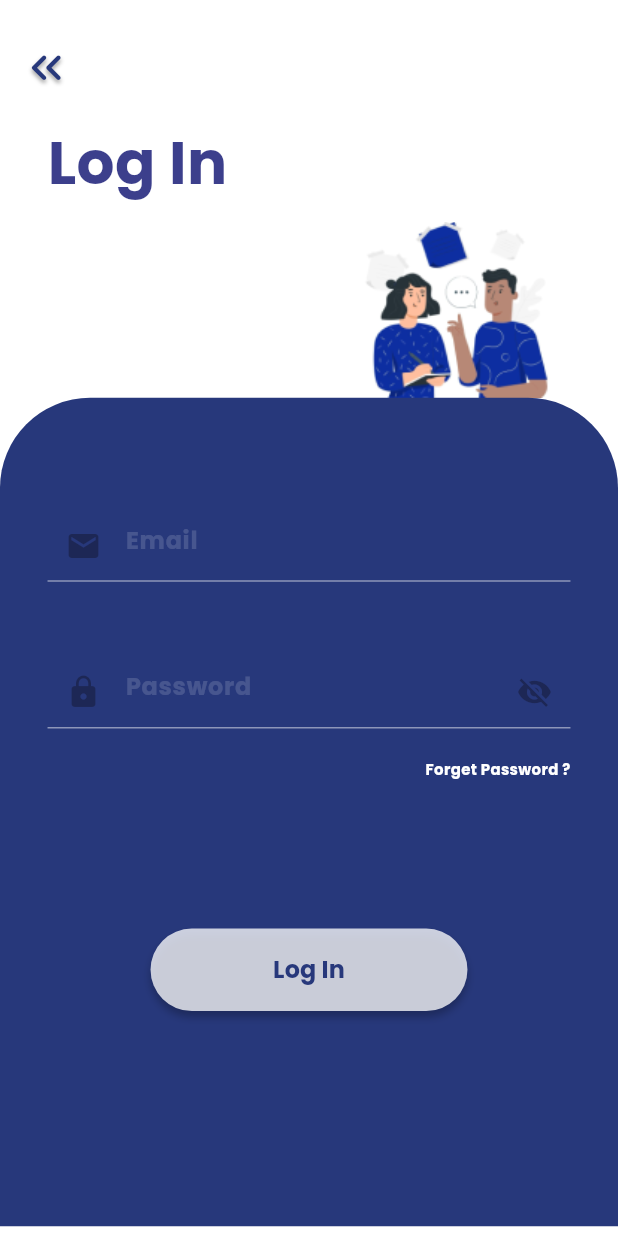
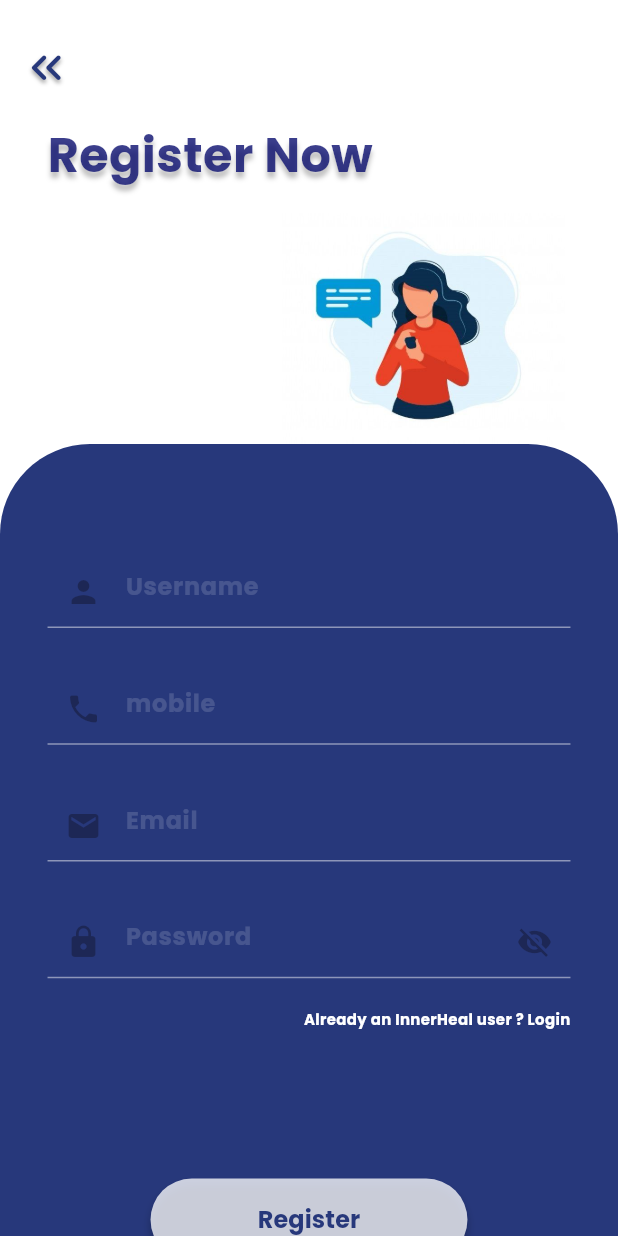
Before and after one commit to seifessam74/your_psychiatrist, a Flutter app: the screen it shows after launch, after a tap on "Skip Intro", on a phone screen of 412 x 824 dp. Run offline on Flutter 3.47's test engine with Material 3 defaults, Android fonts, the phone set to English and light mode, and no system bars; our stand-ins replace flutter_screenutil.

Commit message:
-added signup router -added some styles -added signup screen -added signup form widgets

```diff
--- /dev/null
+++ b/devtools_options.yaml
@@ -0,0 +1 @@
+extensions:
--- a/lib/core/routing/app_router.dart
+++ b/lib/core/routing/app_router.dart
@@ -2,6 +2,7 @@ import 'package:flutter/material.dart';
 import 'package:your_psychiatrist/core/routing/routes.dart';
 import 'package:your_psychiatrist/features/onboarding/onboarding_screen.dart';
 import '../../features/login/login_screen.dart';
+import '../../features/sign_up/ui/sign_up_screen.dart';
 
 class AppRouter {
   Route generateRoute(RouteSettings settings) {
@@ -14,6 +15,10 @@ class AppRouter {
         return MaterialPageRoute(
           builder: (_) => const LoginScreen(),
         );
+      case Routes.signUpScreen:
+        return MaterialPageRoute(
+          builder: (_) => const SignUpScreen(),
+        );
       default:
         return MaterialPageRoute(
           builder: (_) => Scaffold(
--- a/lib/core/routing/routes.dart
+++ b/lib/core/routing/routes.dart
@@ -1,4 +1,5 @@
 class Routes {
   static const String onBoardingScreen = '/onBoardingScreen';
   static const String loginScreen = '/loginScreen';
+  static const String signUpScreen = '/signUpScreen';
 }
--- a/lib/core/theming/styles.dart
+++ b/lib/core/theming/styles.dart
@@ -34,6 +34,26 @@ class TextStyles {
     fontSize: 40.sp,
     color: ColorsManager.blueMidNight,
     fontFamily: 'Poppins',
+    shadows: [
+      Shadow(
+        blurRadius: 4.0,
+        color: Color.fromRGBO(0, 0, 0, 0.25),
+        offset: Offset(0, 4),
+      ),
+    ],
+  );
+
+  static TextStyle font32BlueMidnightPoppins = TextStyle(
+    fontSize: 32.sp,
+    color: ColorsManager.blueMidNight,
+    fontFamily: 'Poppins',
+    shadows: [
+      Shadow(
+        blurRadius: 4.0,
+        color: Color.fromRGBO(0, 0, 0, 0.25),
+        offset: Offset(0, 4),
+      ),
+    ],
   );
 
   static TextStyle font16BlueMidnightPoppins = TextStyle(
--- a/lib/features/onboarding/onboarding_screen.dart
+++ b/lib/features/onboarding/onboarding_screen.dart
@@ -26,7 +26,7 @@ class OnboardingScreen extends StatelessWidget {
               right: 20.w,
               child: GestureDetector(
                 onTap: () {
-                  context.pushNamed(Routes.loginScreen);
+                  context.pushNamed(Routes.signUpScreen);
                 },
                 child: Text(
                   'Skip Intro',
--- /dev/null
+++ b/lib/features/sign_up/ui/sign_up_screen.dart
@@ -0,0 +1,33 @@
+import 'package:flutter/material.dart';
+import 'package:your_psychiatrist/core/helpers/spacing.dart';
+import 'package:your_psychiatrist/core/widgets/go_back_icon_button.dart';
+import 'package:your_psychiatrist/features/sign_up/ui/widgets/sign_up_form.dart';
+import 'package:your_psychiatrist/features/sign_up/ui/widgets/sign_up_text_and_image.dart';
+
+class SignUpScreen extends StatefulWidget {
+  const SignUpScreen({super.key});
+
+  @override
+  State<SignUpScreen> createState() => _SignUpScreenState();
+}
+
+class _SignUpScreenState extends State<SignUpScreen> {
+  @override
+  Widget build(BuildContext context) {
+    return Scaffold(
+      body: SafeArea(
+        child: SingleChildScrollView(
+          child: Column(
+            crossAxisAlignment: CrossAxisAlignment.start,
+            children: [
+              GoBackIconButton(),
+              verticalSpace(10),
+              SignUpTextAndImage(),
+              SignUpForm(),
+            ],
+          ),
+        ),
+      ),
+    );
+  }
+}
--- /dev/null
+++ b/lib/features/sign_up/ui/widgets/sign_up_form.dart
@@ -0,0 +1,119 @@
+import 'package:flutter/material.dart';
+import 'package:flutter_screenutil/flutter_screenutil.dart';
+import 'package:your_psychiatrist/core/helpers/spacing.dart';
+import 'package:your_psychiatrist/core/theming/colors.dart';
+import 'package:your_psychiatrist/core/theming/styles.dart';
+import 'package:your_psychiatrist/core/widgets/app_text_button.dart';
+import 'package:your_psychiatrist/core/widgets/app_text_form_field.dart';
+
+class SignUpForm extends StatefulWidget {
+  const SignUpForm({super.key});
+
+  @override
+  State<SignUpForm> createState() => _SignUpFormState();
+}
+
+class _SignUpFormState extends State<SignUpForm> {
+  final formKey = GlobalKey<FormState>();
+  bool isObscureText = true;
+
+  @override
+  Widget build(BuildContext context) {
+    return Container(
+      height: 655.h,
+      decoration: BoxDecoration(
+        color: ColorsManager.mainBlue,
+        borderRadius: BorderRadius.only(
+          topRight: Radius.circular(60),
+          topLeft: Radius.circular(60),
+        ),
+      ),
+      child: Column(
+        children: [
+          verticalSpace(25),
+          Form(
+            key: formKey,
+            child: Padding(
+              padding: EdgeInsets.symmetric(horizontal: 30.w),
+              child: Column(
+                children: [
+                  verticalSpace(50),
+                  AppTextFormField(
+                    inputTextStyle: TextStyles.font16WhitePoppins,
+                    hintText: 'Username',
+                    prefixIcon: Icon(
+                      Icons.person,
+                      color: ColorsManager.formIconsColor,
+                    ),
+                  ),
+                  verticalSpace(30),
+                  AppTextFormField(
+                    inputTextStyle: TextStyles.font16WhitePoppins,
+                    hintText: 'mobile ',
+                    prefixIcon: Icon(
+                      Icons.phone,
+                      color: ColorsManager.formIconsColor,
+                    ),
+                  ),
+                  verticalSpace(30),
+                  AppTextFormField(
+                    inputTextStyle: TextStyles.font16WhitePoppins,
+                    hintText: 'Email',
+                    prefixIcon: Icon(
+                      Icons.email,
+                      color: ColorsManager.formIconsColor,
+                    ),
+                  ),
+                  verticalSpace(30),
+                  AppTextFormField(
+                    inputTextStyle: TextStyles.font16WhitePoppins,
+                    isObscureText: isObscureText,
+                    suffixIcon: GestureDetector(
+                      onTap: () {
+                        setState(() {
+                          isObscureText = !isObscureText;
+                        });
+                      },
+                      child: Icon(
+                        isObscureText ? Icons.visibility_off : Icons.visibility,
+                        color: ColorsManager.formIconsColor,
+                      ),
+                    ),
+                    hintText: 'Password',
+                    prefixIcon: Icon(
+                      Icons.lock,
+                      color: ColorsManager.formIconsColor,
+                    ),
+                  ),
+                  verticalSpace(20),
+                  Align(
+                    alignment: AlignmentDirectional.centerEnd,
+                    child: GestureDetector(
+                      // I will add the router later
+                      onTap:
+                          () {}, // context.pushNamed(Routes.forgotPassword)  must add the forgetPassword router in the routes.dart first
+                      child: Text(
+                        'Already an InnerHeal user ? Login',
+                        style: TextStyles.font10WhitePoppins,
+                      ),
+                    ),
+                  ),
+                  verticalSpace(100),
+                  AppTextButton(
+                    buttonWidth: 200,
+                    buttonHeight: 55,
+                    buttonText: 'Register',
+                    textStyle: TextStyles.font16BlueMidnightPoppins,
+                    onPressed: () {
+                      // Your login logic here
+                    },
+                  ),
+                ],
+              ),
+            ),
+          ),
+        ],
+      ),
+    );
+  }
+}
--- /dev/null
+++ b/lib/features/sign_up/ui/widgets/sign_up_text_and_image.dart
@@ -0,0 +1,37 @@
+import 'package:flutter/cupertino.dart';
+import 'package:flutter/material.dart';
+import 'package:flutter/widgets.dart';
+import 'package:flutter_screenutil/flutter_screenutil.dart';
+import 'package:your_psychiatrist/core/helpers/spacing.dart';
+import 'package:your_psychiatrist/core/theming/styles.dart';
+
+class SignUpTextAndImage extends StatelessWidget {
+  const SignUpTextAndImage({Key? key}) : super(key: key);
+
+  @override
+  Widget build(BuildContext context) {
+    return Padding(
+      padding: EdgeInsets.symmetric(horizontal: 30.w),
+      child: Column(
+        children: [
+          Align(
+            alignment: Alignment.topLeft,
+            child: Text(
+              'Register Now',
+              style: TextStyles.font32BlueMidnightPoppins,
+            ),
+          ),
+          verticalSpace(15),
+          Align(
+            alignment: Alignment.bottomRight,
+            child: Image.asset(
+              'assets/images/signup.png',
+              height: 155.h,
+              width: 185.w,
+            ),
+          ),
+        ],
+      ),
+    );
+  }
+}
```
Also changed, not shown: assets/images/signup.png (added).
